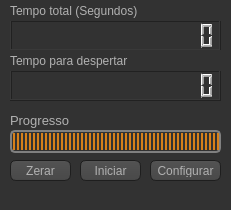
The window that Despertador/jnlprincipal.ui (Nintersoft/Microcontador) describes before a commit, drawn with Qt 5.
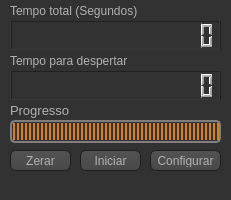
The same window after the commit. Icons and pictures are not drawn.

```diff
--- a/Despertador/jnlprincipal.ui
+++ b/Despertador/jnlprincipal.ui
@@ -7,7 +7,7 @@
     <x>0</x>
     <y>0</y>
     <width>231</width>
-    <height>210</height>
+    <height>200</height>
    </rect>
   </property>
   <property name="sizePolicy">
@@ -489,7 +489,7 @@
     <property name="geometry">
      <rect>
       <x>10</x>
-      <y>160</y>
+      <y>150</y>
       <width>61</width>
       <height>21</height>
      </rect>
@@ -502,7 +502,7 @@
     <property name="geometry">
      <rect>
       <x>80</x>
-      <y>160</y>
+      <y>150</y>
       <width>61</width>
       <height>21</height>
      </rect>
@@ -515,7 +515,7 @@
     <property name="geometry">
      <rect>
       <x>150</x>
-      <y>160</y>
+      <y>150</y>
       <width>71</width>
       <height>21</height>
      </rect>
@@ -596,7 +596,7 @@
     <property name="geometry">
      <rect>
       <x>10</x>
-      <y>110</y>
+      <y>100</y>
       <width>211</width>
       <height>21</height>
      </rect>
@@ -614,7 +614,7 @@
     <property name="geometry">
      <rect>
       <x>10</x>
-      <y>130</y>
+      <y>120</y>
       <width>211</width>
       <height>23</height>
      </rect>
```
